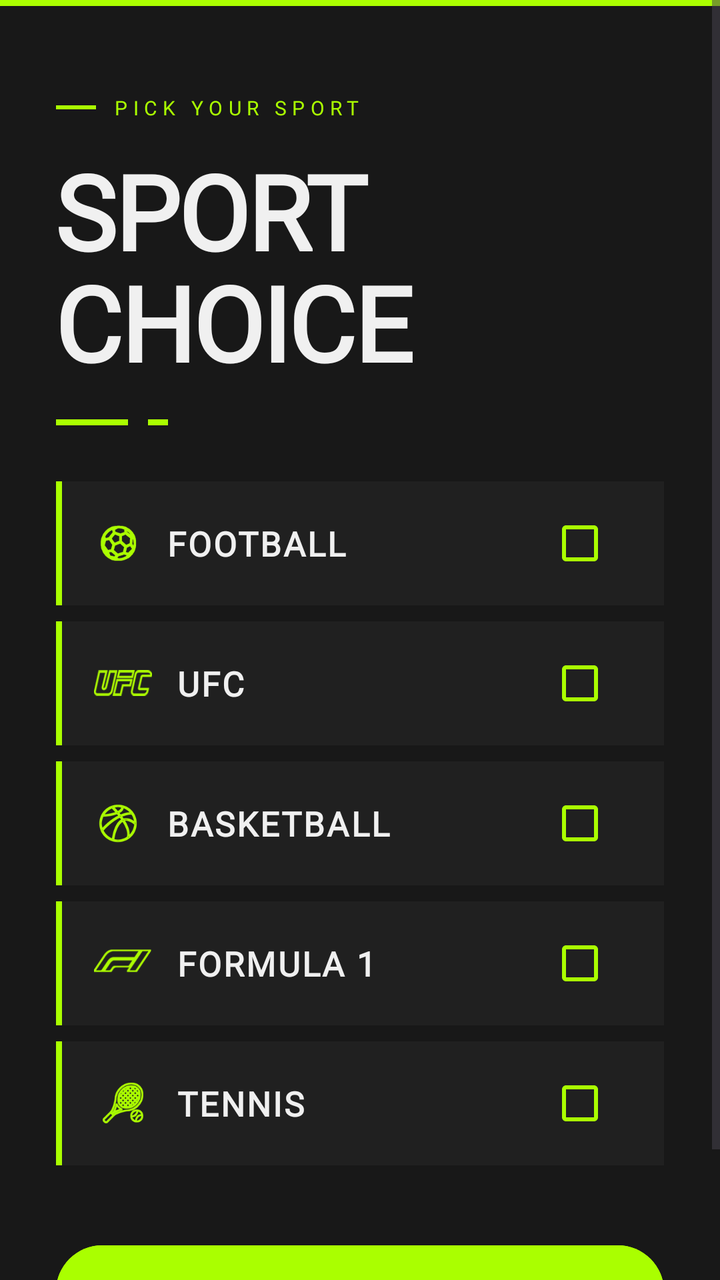
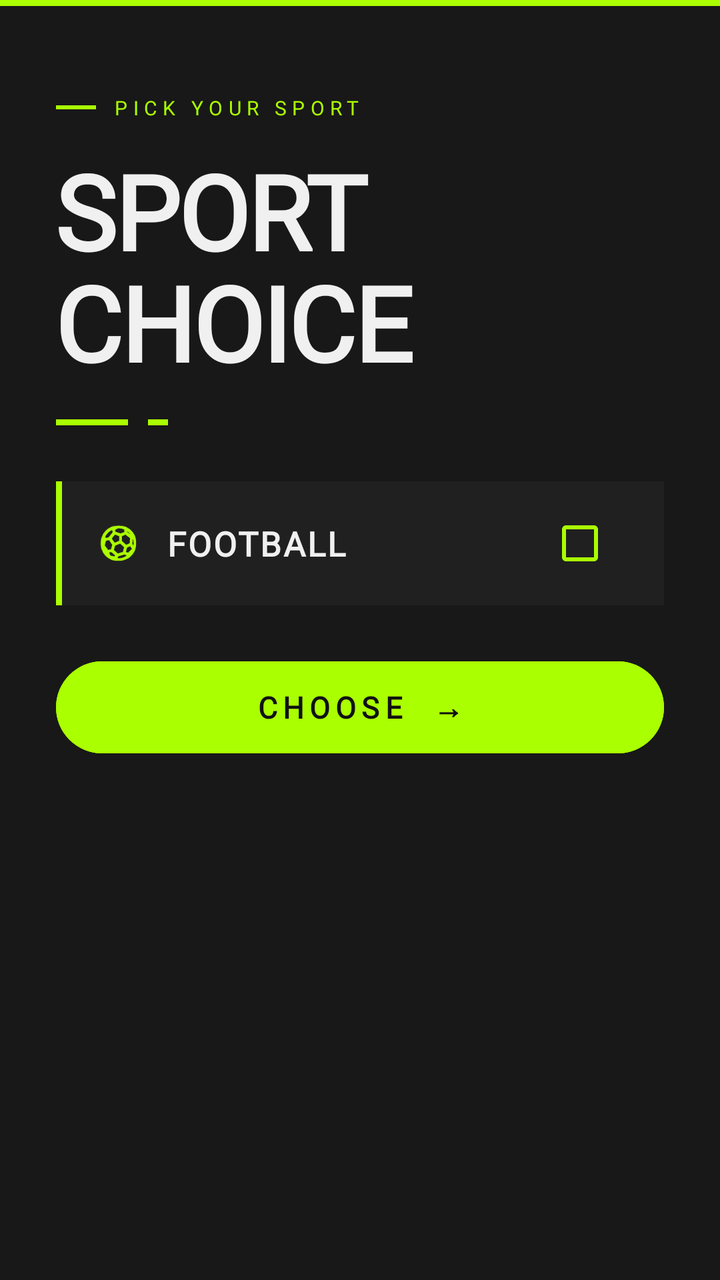

Before-and-after screenshots of an Android layout around one commit, followed by the original layout XML and the change that was made.
<!-- AndroidManifest.xml: application theme Theme.YourSport -->
<!-- res/layout/activity_sport_choice.xml -->
<ScrollView xmlns:android="http://schemas.android.com/apk/res/android"
    xmlns:tools="http://schemas.android.com/tools"
    android:layout_width="match_parent"
    android:layout_height="match_parent"
    android:background="#181818"
    android:fillViewport="true"
    tools:context=".MainActivity">

    <LinearLayout
        android:layout_width="match_parent"
        android:layout_height="wrap_content"
        android:orientation="vertical">

        
        <View
            android:layout_width="match_parent"
            android:layout_height="3dp"
            android:background="#AAFF00" />

        
        <LinearLayout
            android:layout_width="match_parent"
            android:layout_height="wrap_content"
            android:orientation="vertical"
            android:paddingStart="28dp"
            android:paddingEnd="28dp"
            android:paddingTop="44dp"
            android:paddingBottom="12dp">

            <LinearLayout
                android:layout_width="wrap_content"
                android:layout_height="wrap_content"
                android:orientation="horizontal"
                android:gravity="center_vertical"
                android:layout_marginBottom="10dp">

                <View
                    android:layout_width="20dp"
                    android:layout_height="2dp"
                    android:background="#AAFF00"
                    android:layout_marginEnd="8dp" />

                <TextView
                    android:layout_width="wrap_content"
                    android:layout_height="wrap_content"
                    android:text="PICK YOUR SPORT"
                    android:textColor="#AAFF00"
                    android:fontFamily="@font/font_oswald_bold"
                    android:textSize="10sp"
                    android:letterSpacing="0.28" />
            </LinearLayout>

            <TextView
                android:id="@+id/txtSportChoiceSch"
                android:layout_width="wrap_content"
                android:layout_height="wrap_content"
                android:text="SPORT\nCHOICE"
                android:textColor="#F0F0F0"
                android:textSize="52sp"
                android:fontFamily="@font/font_oswald_bold"
                android:textStyle="bold"
                android:lineSpacingMultiplier="0.92"
                android:letterSpacing="-0.02" />

            <LinearLayout
                android:layout_width="wrap_content"
                android:layout_height="wrap_content"
                android:orientation="horizontal"
                android:gravity="center_vertical"
                android:layout_marginTop="14dp"
                android:layout_marginBottom="8dp">

                <View
                    android:layout_width="36dp"
                    android:layout_height="3dp"
                    android:background="#AAFF00"
                    android:layout_marginEnd="10dp" />

                <View
                    android:layout_width="10dp"
                    android:layout_height="3dp"
                    android:background="#AAFF00" />
            </LinearLayout>

        </LinearLayout>

        
        <LinearLayout
            android:layout_width="match_parent"
            android:layout_height="wrap_content"
            android:orientation="vertical"
            android:paddingStart="28dp"
            android:paddingEnd="28dp"
            android:paddingTop="8dp">

            
            <LinearLayout
                android:layout_width="match_parent"
                android:layout_height="62dp"
                android:orientation="horizontal"
                android:gravity="center_vertical"
                android:background="#202020"
                android:paddingStart="0dp"
                android:paddingEnd="18dp"
                android:layout_marginBottom="8dp">

                <View
                    android:layout_width="3dp"
                    android:layout_height="match_parent"
                    android:background="#AAFF00"
                    android:layout_marginEnd="16dp" />

                <ImageView
                    android:layout_width="24dp"
                    android:layout_height="24dp"
                    android:src="@drawable/ic_football"
                    android:layout_marginEnd="12dp" />

                <TextView
                    android:layout_width="0dp"
                    android:layout_height="wrap_content"
                    android:layout_weight="1"
                    android:text="FOOTBALL"
                    android:textColor="#F0F0F0"
                    android:textSize="17sp"
                    android:fontFamily="@font/font_oswald_bold"
                    android:textStyle="bold"
                    android:letterSpacing="0.06" />

                <CheckBox
                    android:id="@+id/checkboxFootballSch"
                    android:layout_width="wrap_content"
                    android:layout_height="wrap_content"
                    android:text=""
                    android:buttonTint="#AAFF00" />
            </LinearLayout>

            
            <LinearLayout
                android:layout_width="match_parent"
                android:layout_height="62dp"
                android:orientation="horizontal"
                android:gravity="center_vertical"
                android:background="#202020"
                android:paddingStart="0dp"
                android:paddingEnd="18dp"
                android:layout_marginBottom="8dp">

                <View
                    android:layout_width="3dp"
                    android:layout_height="match_parent"
                    android:background="#AAFF00"
                    android:layout_marginEnd="16dp" />

                <ImageView
                    android:layout_width="29dp"
                    android:layout_height="29dp"
                    android:src="@drawable/ic_ufc_1"
                    android:layout_marginEnd="12dp" />

                <TextView
                    android:layout_width="0dp"
                    android:layout_height="wrap_content"
                    android:layout_weight="1"
                    android:text="UFC"
                    android:textColor="#F0F0F0"
                    android:textSize="17sp"
                    android:fontFamily="@font/font_oswald_bold"
                    android:textStyle="bold"
                    android:letterSpacing="0.06" />

                <CheckBox
                    android:id="@+id/checkboxUFCSch"
                    android:layout_width="wrap_content"
                    android:layout_height="wrap_content"
                    android:text=""
                    android:buttonTint="#AAFF00" />
            </LinearLayout>

            
            <LinearLayout
                android:layout_width="match_parent"
                android:layout_height="62dp"
                android:orientation="horizontal"
                android:gravity="center_vertical"
                android:background="#202020"
                android:paddingStart="0dp"
                android:paddingEnd="18dp"
                android:layout_marginBottom="8dp">

                <View
                    android:layout_width="3dp"
                    android:layout_height="match_parent"
                    android:background="#AAFF00"
                    android:layout_marginEnd="16dp" />

                <ImageView
                    android:layout_width="24dp"
                    android:layout_height="24dp"
                    android:src="@drawable/ic_basketball"
                    android:layout_marginEnd="12dp" />

                <TextView
                    android:layout_width="0dp"
                    android:layout_height="wrap_content"
                    android:layout_weight="1"
                    android:text="BASKETBALL"
                    android:textColor="#F0F0F0"
                    android:textSize="17sp"
                    android:fontFamily="@font/font_oswald_bold"
                    android:textStyle="bold"
                    android:letterSpacing="0.06" />

                <CheckBox
                    android:id="@+id/checkboxBasketballSch"
                    android:layout_width="wrap_content"
                    android:layout_height="wrap_content"
                    android:text=""
                    android:buttonTint="#AAFF00" />
            </LinearLayout>

            
            <LinearLayout
                android:layout_width="match_parent"
                android:layout_height="62dp"
                android:orientation="horizontal"
                android:gravity="center_vertical"
                android:background="#202020"
                android:paddingStart="0dp"
                android:paddingEnd="18dp"
                android:layout_marginBottom="8dp">

                <View
                    android:layout_width="3dp"
                    android:layout_height="match_parent"
                    android:background="#AAFF00"
                    android:layout_marginEnd="16dp" />

                <ImageView
                    android:layout_width="29dp"
                    android:layout_height="22dp"
                    android:src="@drawable/ic_formula1_1"
                    android:scaleType="fitXY"
                    android:layout_marginEnd="12dp" />

                <TextView
                    android:layout_width="0dp"
                    android:layout_height="wrap_content"
                    android:layout_weight="1"
                    android:text="FORMULA 1"
                    android:textColor="#F0F0F0"
                    android:textSize="17sp"
                    android:fontFamily="@font/font_oswald_bold"
                    android:textStyle="bold"
                    android:letterSpacing="0.06" />

                <CheckBox
                    android:id="@+id/checkboxFormula1Sch"
                    android:layout_width="wrap_content"
                    android:layout_height="wrap_content"
                    android:text=""
                    android:buttonTint="#AAFF00" />
            </LinearLayout>

            
            <LinearLayout
                android:layout_width="match_parent"
                android:layout_height="62dp"
                android:orientation="horizontal"
                android:gravity="center_vertical"
                android:background="#202020"
                android:paddingStart="0dp"
                android:paddingEnd="18dp"
                android:layout_marginBottom="36dp">

                <View
                    android:layout_width="3dp"
                    android:layout_height="match_parent"
                    android:background="#AAFF00"
                    android:layout_marginEnd="16dp" />

                <ImageView
                    android:layout_width="29dp"
                    android:layout_height="29dp"
                    android:src="@drawable/ic_tennis"
                    android:layout_marginEnd="12dp" />

                <TextView
                    android:layout_width="0dp"
                    android:layout_height="wrap_content"
                    android:layout_weight="1"
                    android:text="TENNIS"
                    android:textColor="#F0F0F0"
                    android:textSize="17sp"
                    android:fontFamily="@font/font_oswald_bold"
                    android:textStyle="bold"
                    android:letterSpacing="0.06" />

                <CheckBox
                    android:id="@+id/checkboxTennisSch"
                    android:layout_width="wrap_content"
                    android:layout_height="wrap_content"
                    android:text=""
                    android:buttonTint="#AAFF00" />
            </LinearLayout>

            
            <Button
                android:id="@+id/btnChoose"
                android:layout_width="match_parent"
                android:layout_height="54dp"
                android:text="CHOOSE  →"
                android:textColor="#111111"
                android:fontFamily="@font/font_oswald_bold"
                android:textSize="15sp"
                android:textStyle="bold"
                android:letterSpacing="0.18"
                android:backgroundTint="#AAFF00"
                android:layout_marginBottom="40dp" />

        </LinearLayout>

    </LinearLayout>
</ScrollView>
<!-- resources referenced by this layout -->
<resources>
  <!-- drawable ic_basketball: png bitmap (drawable, 8144 bytes) -->
  <!-- drawable ic_football: png bitmap (drawable, 7086 bytes) -->
  <!-- drawable ic_formula1_1: png bitmap (drawable, 3309 bytes) -->
  <!-- drawable ic_tennis: png bitmap (drawable, 9112 bytes) -->
  <!-- drawable ic_ufc_1: png bitmap (drawable, 3718 bytes) -->
  <style name="Theme.YourSport" parent="Base.Theme.YourSport" />
  <style name="Base.Theme.YourSport" parent="Theme.Material3.DayNight.NoActionBar">
          
          
      </style>
</resources>

<!-- the commit's change to res/layout/activity_sport_choice.xml (unified diff, before → after) -->
@@ -102,7 +102,7 @@
                 android:background="#202020"
                 android:paddingStart="0dp"
                 android:paddingEnd="18dp"
-                android:layout_marginBottom="8dp">
+                android:layout_marginBottom="24dp">
 
                 <View
                     android:layout_width="3dp"
@@ -136,175 +136,6 @@
             </LinearLayout>
 
             
-            <LinearLayout
-                android:layout_width="match_parent"
-                android:layout_height="62dp"
-                android:orientation="horizontal"
-                android:gravity="center_vertical"
-                android:background="#202020"
-                android:paddingStart="0dp"
-                android:paddingEnd="18dp"
-                android:layout_marginBottom="8dp">
-
-                <View
-                    android:layout_width="3dp"
-                    android:layout_height="match_parent"
-                    android:background="#AAFF00"
-                    android:layout_marginEnd="16dp" />
-
-                <ImageView
-                    android:layout_width="29dp"
-                    android:layout_height="29dp"
-                    android:src="@drawable/ic_ufc_1"
-                    android:layout_marginEnd="12dp" />
-
-                <TextView
-                    android:layout_width="0dp"
-                    android:layout_height="wrap_content"
-                    android:layout_weight="1"
-                    android:text="UFC"
-                    android:textColor="#F0F0F0"
-                    android:textSize="17sp"
-                    android:fontFamily="@font/font_oswald_bold"
-                    android:textStyle="bold"
-                    android:letterSpacing="0.06" />
-
-                <CheckBox
-                    android:id="@+id/checkboxUFCSch"
-                    android:layout_width="wrap_content"
-                    android:layout_height="wrap_content"
-                    android:text=""
-                    android:buttonTint="#AAFF00" />
-            </LinearLayout>
-
-            
-            <LinearLayout
-                android:layout_width="match_parent"
-                android:layout_height="62dp"
-                android:orientation="horizontal"
-                android:gravity="center_vertical"
-                android:background="#202020"
-                android:paddingStart="0dp"
-                android:paddingEnd="18dp"
-                android:layout_marginBottom="8dp">
-
-                <View
-                    android:layout_width="3dp"
-                    android:layout_height="match_parent"
-                    android:background="#AAFF00"
-                    android:layout_marginEnd="16dp" />
-
-                <ImageView
-                    android:layout_width="24dp"
-                    android:layout_height="24dp"
-                    android:src="@drawable/ic_basketball"
-                    android:layout_marginEnd="12dp" />
-
-                <TextView
-                    android:layout_width="0dp"
-                    android:layout_height="wrap_content"
-                    android:layout_weight="1"
-                    android:text="BASKETBALL"
-                    android:textColor="#F0F0F0"
-                    android:textSize="17sp"
-                    android:fontFamily="@font/font_oswald_bold"
-                    android:textStyle="bold"
-                    android:letterSpacing="0.06" />
-
-                <CheckBox
-                    android:id="@+id/checkboxBasketballSch"
-                    android:layout_width="wrap_content"
-                    android:layout_height="wrap_content"
-                    android:text=""
-                    android:buttonTint="#AAFF00" />
-            </LinearLayout>
-
-            
-            <LinearLayout
-                android:layout_width="match_parent"
-                android:layout_height="62dp"
-                android:orientation="horizontal"
-                android:gravity="center_vertical"
-                android:background="#202020"
-                android:paddingStart="0dp"
-                android:paddingEnd="18dp"
-                android:layout_marginBottom="8dp">
-
-                <View
-                    android:layout_width="3dp"
-                    android:layout_height="match_parent"
-                    android:background="#AAFF00"
-                    android:layout_marginEnd="16dp" />
-
-                <ImageView
-                    android:layout_width="29dp"
-                    android:layout_height="22dp"
-                    android:src="@drawable/ic_formula1_1"
-                    android:scaleType="fitXY"
-                    android:layout_marginEnd="12dp" />
-
-                <TextView
-                    android:layout_width="0dp"
-                    android:layout_height="wrap_content"
-                    android:layout_weight="1"
-                    android:text="FORMULA 1"
-                    android:textColor="#F0F0F0"
-                    android:textSize="17sp"
-                    android:fontFamily="@font/font_oswald_bold"
-                    android:textStyle="bold"
-                    android:letterSpacing="0.06" />
-
-                <CheckBox
-                    android:id="@+id/checkboxFormula1Sch"
-                    android:layout_width="wrap_content"
-                    android:layout_height="wrap_content"
-                    android:text=""
-                    android:buttonTint="#AAFF00" />
-            </LinearLayout>
-
-            
-            <LinearLayout
-                android:layout_width="match_parent"
-                android:layout_height="62dp"
-                android:orientation="horizontal"
-                android:gravity="center_vertical"
-                android:background="#202020"
-                android:paddingStart="0dp"
-                android:paddingEnd="18dp"
-                android:layout_marginBottom="36dp">
-
-                <View
-                    android:layout_width="3dp"
-                    android:layout_height="match_parent"
-                    android:background="#AAFF00"
-                    android:layout_marginEnd="16dp" />
-
-                <ImageView
-                    android:layout_width="29dp"
-                    android:layout_height="29dp"
-                    android:src="@drawable/ic_tennis"
-                    android:layout_marginEnd="12dp" />
-
-                <TextView
-                    android:layout_width="0dp"
-                    android:layout_height="wrap_content"
-                    android:layout_weight="1"
-                    android:text="TENNIS"
-                    android:textColor="#F0F0F0"
-                    android:textSize="17sp"
-                    android:fontFamily="@font/font_oswald_bold"
-                    android:textStyle="bold"
-                    android:letterSpacing="0.06" />
-
-                <CheckBox
-                    android:id="@+id/checkboxTennisSch"
-                    android:layout_width="wrap_content"
-                    android:layout_height="wrap_content"
-                    android:text=""
-                    android:buttonTint="#AAFF00" />
-            </LinearLayout>
-
-            
             <Button
                 android:id="@+id/btnChoose"
                 android:layout_width="match_parent"
<!-- resource entries referenced after the edit -->
@@ -1,10 +1,6 @@
 <!-- resources referenced by this layout -->
 <resources>
-  <!-- drawable ic_basketball: png bitmap (drawable, 8144 bytes) -->
   <!-- drawable ic_football: png bitmap (drawable, 7086 bytes) -->
-  <!-- drawable ic_formula1_1: png bitmap (drawable, 3309 bytes) -->
-  <!-- drawable ic_tennis: png bitmap (drawable, 9112 bytes) -->
-  <!-- drawable ic_ufc_1: png bitmap (drawable, 3718 bytes) -->
   <style name="Theme.YourSport" parent="Base.Theme.YourSport" />
   <style name="Base.Theme.YourSport" parent="Theme.Material3.DayNight.NoActionBar">
           
